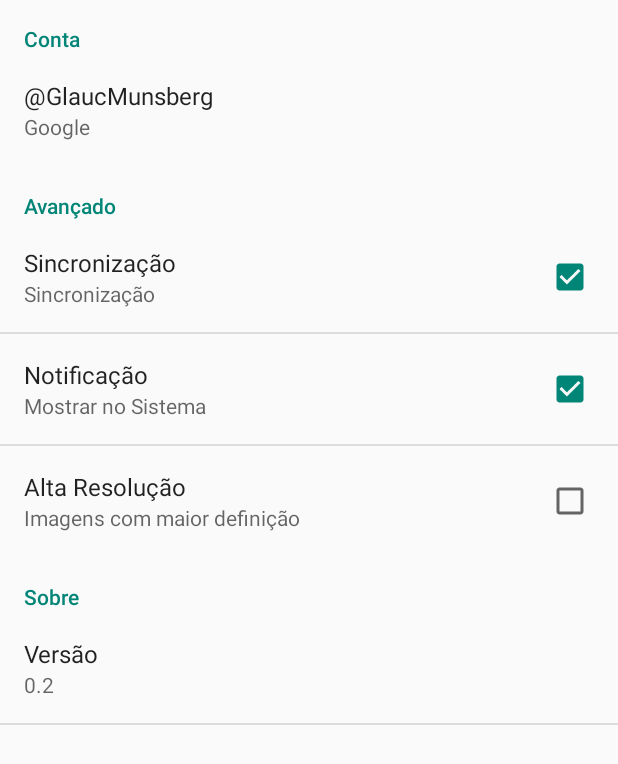
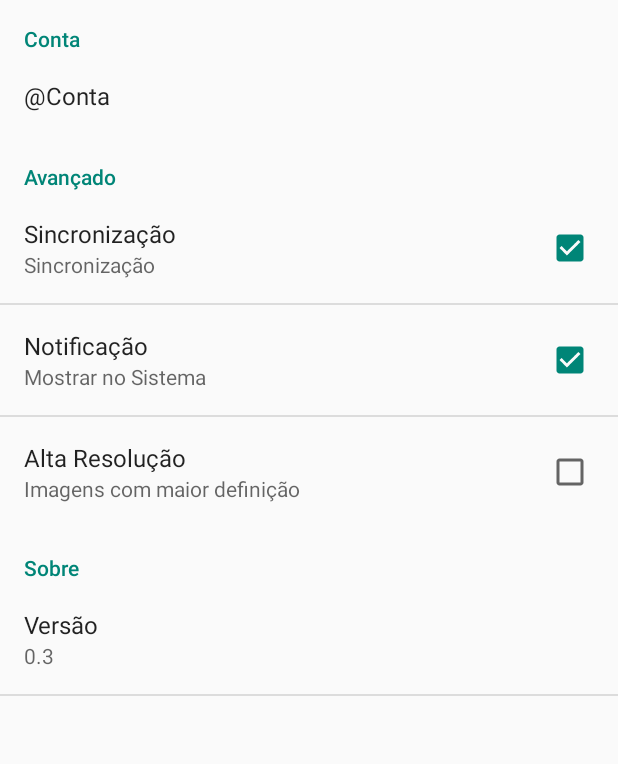
Before and after one commit to glaucomunsberg/mumbai, an Android app: the SettingsActivity screen opened directly, with no data from a screen before it, on a phone screen of 412 x 824 dp. Shown: the top 764 px of the screen. Run offline under Robolectric (Android 15) with nearby library versions, the phone set to English and light mode, and no system bars; 1 statement that could not run was skipped.

Commit message:
Activity:Adding a dinamyc comunication between the classe Mumbai and SettingsActivity, UML:Moving User Class to Util package

```diff
--- a/android/Mumbai/mumbai/src/main/java/com/plataformaparaformal/Mumbai/SettingsActivity.java
+++ b/android/Mumbai/mumbai/src/main/java/com/plataformaparaformal/Mumbai/SettingsActivity.java
@@ -2,6 +2,7 @@ package com.plataformaparaformal.Mumbai;
 
 import android.annotation.TargetApi;
 import android.app.ActionBar;
+import android.app.AlertDialog;
 import android.content.Context;
 import android.content.Intent;
 import android.content.res.Configuration;
@@ -10,6 +11,7 @@ import android.media.RingtoneManager;
 import android.net.Uri;
 import android.os.Build;
 import android.os.Bundle;
+import android.preference.CheckBoxPreference;
 import android.preference.EditTextPreference;
 import android.preference.ListPreference;
 import android.preference.Preference;
@@ -24,6 +26,7 @@ import android.view.MenuItem;
 import android.widget.EditText;
 
 
+import com.plataformaparaformal.Mumbai.services.SocialNetwork;
 import com.plataformaparaformal.Mumbai.util.Mumbai;
 
 import java.util.List;
@@ -49,16 +52,84 @@ public class SettingsActivity extends PreferenceActivity {
 
         this.addPreferencesFromResource(R.xml.activity_settings);
         getActionBar().setTitle(R.string.settings_title);
+
+        /**
+         * Setting the preference of the sistem and the some informations
+         */
+        CheckBoxPreference ckeck = (CheckBoxPreference) findPreference("settings_sync");
+        ckeck.setChecked(mumbai.config.syncAutomatic);
+        ckeck.setOnPreferenceChangeListener(new Preference.OnPreferenceChangeListener() {
+            @Override
+            public boolean onPreferenceChange(Preference preference, Object o) {
+                if(o instanceof Boolean){
+                    mumbai.config.syncAutomatic = (Boolean) o;
+                }
+                return true;
+            }
+        });
+        ckeck = (CheckBoxPreference) findPreference("setting_notification");
+        ckeck.setChecked(mumbai.config.notificationOnScree);
+        ckeck.setOnPreferenceChangeListener(new Preference.OnPreferenceChangeListener() {
+            @Override
+            public boolean onPreferenceChange(Preference preference, Object o) {
+                if(o instanceof Boolean){
+                    mumbai.config.notificationOnScree = (Boolean) o;
+                }
+                return true;
+            }
+        });
+        ckeck = (CheckBoxPreference) findPreference("settings_imgHighResolution");
+        ckeck.setChecked(mumbai.config.seeFullImage);
+        ckeck.setOnPreferenceChangeListener(new Preference.OnPreferenceChangeListener() {
+            @Override
+            public boolean onPreferenceChange(Preference preference, Object o) {
+                if(o instanceof Boolean){
+                    mumbai.config.seeFullImage = (Boolean) o;
+                }
+                return true;
+            }
+        });
+
+        PreferenceScreen preferenceScreen = (PreferenceScreen) findPreference("settings_screenVersion");
+        preferenceScreen.setSummary(mumbai.config.versionName);
+        EditTextPreference editTextPreference = (EditTextPreference) findPreference("settings_version");
+        editTextPreference.setSummary(mumbai.config.versionName);
+        editTextPreference.setEnabled(false);
+        editTextPreference = (EditTextPreference) findPreference("settings_developer");
+        editTextPreference.setSummary(mumbai.config.versionDevelopBy);
+        editTextPreference.setEnabled(false);
+        editTextPreference = (EditTextPreference) findPreference("settings_compilation");
+        editTextPreference.setSummary(mumbai.config.versionCompilation);
+        editTextPreference.setEnabled(false);
+
+        if(!mumbai.user.logged){
+            PreferenceScreen preferenceScreen1 = (PreferenceScreen) findPreference("settings_accountLogged");
+            preferenceScreen1.setTitle(R.string.settings_account);
+            preferenceScreen1.setSummary(mumbai.user.userType.getAccount());
+            switch(mumbai.user.userType){
+                case account_facebook:
+                    editTextPreference = (EditTextPreference) findPreference("setting_accountFacebook");
+                    editTextPreference.setSummary(R.string.settings_accountBound);
+                    break;
+                case account_google:
+                    editTextPreference = (EditTextPreference) findPreference("setting_accountGoogle");
+                    editTextPreference.setSummary(R.string.settings_accountBound);
+                    break;
+                case account_twitter:
+                    editTextPreference = (EditTextPreference) findPreference("settings_accountTwitter");
+                    editTextPreference.setSummary(R.string.settings_accountBound);
+                    break;
+                case account_none:
+                    break;
+            }
+
+        }
+
     }
 
     @Override
     public boolean onOptionsItemSelected(MenuItem item) {
-        if(item.getItemId() == R.id.settings_compilation){
-            item.setEnabled(false);
-            EditText text = (EditText) item;
-            text.setFocusable(false);
-            text.setEnabled(false);
-        }
+
         return super.onOptionsItemSelected(item);
     }
 }
--- a/android/Mumbai/mumbai/src/main/java/com/plataformaparaformal/Mumbai/services/API.java
+++ b/android/Mumbai/mumbai/src/main/java/com/plataformaparaformal/Mumbai/services/API.java
@@ -1,8 +1,8 @@
 package com.plataformaparaformal.Mumbai.services;
 
 import com.plataformaparaformal.Mumbai.util.Config;
+import com.plataformaparaformal.Mumbai.util.User;
 
-import java.lang.reflect.Array;
 import java.util.ArrayList;
 import java.util.Arrays;
 
--- a/android/Mumbai/mumbai/src/main/java/com/plataformaparaformal/Mumbai/services/SocialNetwork.java
+++ b/android/Mumbai/mumbai/src/main/java/com/plataformaparaformal/Mumbai/services/SocialNetwork.java
@@ -2,11 +2,26 @@ package com.plataformaparaformal.Mumbai.services;
 
 public enum SocialNetwork {
 
-	account_google(0), account_facebook(1), account_twitter(2);
+	account_none(0),account_google(1), account_facebook(2), account_twitter(3);
     private int value;
 
     private SocialNetwork(int value){
         this.value = value;
     }
 
+    public String getAccount(){
+        switch (this){
+            case account_facebook:
+                return "Facebook";
+            case account_google:
+                return "Google";
+            case account_twitter:
+                return "Twitter";
+            case account_none:
+                return "";
+            default:
+                return "";
+        }
+    }
+
 }
--- a/android/Mumbai/mumbai/src/main/res/values/strings.xml
+++ b/android/Mumbai/mumbai/src/main/res/values/strings.xml
@@ -10,8 +10,8 @@
     <string name="settings_categoryAccount">Conta</string>
     <string name="settings_categoryAdvance">Avançado</string>
     <string name="settings_categoryAbout">Sobre</string>
-    <string name="settings_accountDefault">\@GlaucMunsberg</string>
-    <string name="settings_accountDefaultType">Google</string>
+    <string name="settings_accountDefault">Criar/Logar Conta</string>
+    <string name="settings_account">\@Conta</string>
     <string name="settings_accounts">Contas</string>
     <string name="settings_sync">Sincronização</string>
     <string name="settings_syncSumm">Automático</string>
@@ -20,17 +20,13 @@
     <string name="settings_highResolution">Alta Resolução</string>
     <string name="settings_highResolutionSumm">Imagens com maior definição</string>
     <string name="settings_aboutVersion">Versão</string>
-    <string name="settings_aboutVersionInt">0.2</string>
     <string name="settings_aboutDeveloper">Developer</string>
-    <string name="settings_aboutDevelopers">Glauco Roberto Munsberg</string>
     <string name="settings_compilation">Compilação</string>
-    <string name="settings_compilationDetail">02/02/2012 21:14 A98eb19Fd0</string>
+    <string name="settings_accountBound">Conta Vinculada</string>
+    <string name="settings_accountNoBound">Sem Vinculo</string>
     <string name="settings_accountGoogle">Google Account</string>
-    <string name="settings_accountGoogleDetail">Conta Vinculada</string>
     <string name="settings_accountFacebook">Facebook Account</string>
-    <string name="settings_accountFacebookDetail">Não Vinculado</string>
     <string name="settings_accountTwitter">Twitter API Account</string>
-    <string name="settings_accountTwitterDetail">Não Vinculado</string>
     <string name="see_title">Detalhes</string>
     <string name="see_subTitle">Cena X</string>
     <string name="see_imageDetail">Imagem Exibição</string>
--- a/android/Mumbai/mumbai/src/main/res/xml/activity_settings.xml
+++ b/android/Mumbai/mumbai/src/main/res/xml/activity_settings.xml
@@ -6,26 +6,29 @@
     <PreferenceCategory
         android:title="@string/settings_categoryAccount">
         <PreferenceScreen
-            android:title="@string/settings_accountDefault"
-            android:summary="@string/settings_accountDefaultType"
+            android:key="settings_accountLogged"
+            android:title="@string/settings_accounts"
+            android:summary="@string/settings_accountNoBound"
             android:persistent="false">
             <EditTextPreference
                 android:id="@+id/setting_accountGoogle"
+                android:key="setting_accountGoogle"
                 android:title="@string/settings_accountGoogle"
-                android:summary="@string/settings_accountGoogleDetail"
+                android:summary="@string/settings_accountNoBound"
                 android:editable="false">
             </EditTextPreference>
             <EditTextPreference
-                android:id="@+id/settings_developer"
+                android:id="@+id/setting_accountFacebook"
+                android:key="setting_accountFacebook"
                 android:title="@string/settings_accountFacebook"
-                android:summary="@string/settings_accountFacebookDetail"
+                android:summary="@string/settings_accountNoBound"
                 android:focusable="false"
                 android:editable="false">
             </EditTextPreference>
             <EditTextPreference
                 android:id="@+id/settings_compilation"
                 android:title="@string/settings_accountTwitter"
-                android:summary="@string/settings_accountTwitterDetail"
+                android:summary="@string/settings_accountNoBound"
                 android:inputType="none"
                 android:editable="false">
             </EditTextPreference>
@@ -34,50 +37,49 @@
     <PreferenceCategory
         android:title="@string/settings_categoryAdvance">
         <CheckBoxPreference
+            android:id="@+id/settings_sync"
             android:key="settings_sync"
             android:title="@string/settings_sync"
             android:summary="@string/settings_sync"
             android:defaultValue="true">
         </CheckBoxPreference>
         <CheckBoxPreference
-            android:key="settings_sync"
+            android:id="@+id/setting_notification"
+            android:key="setting_notification"
             android:title="@string/settings_notif"
             android:summary="@string/settings_notifSumm"
             android:defaultValue="true">
         </CheckBoxPreference>
         <CheckBoxPreference
+            android:id="@+id/settings_imgHighResolution"
             android:key="settings_imgHighResolution"
             android:title="@string/settings_highResolution"
             android:summary="@string/settings_highResolutionSumm"
-            android:defaultValue="false">
+            android:defaultValue="true">
         </CheckBoxPreference>
     </PreferenceCategory>
     <PreferenceCategory
         android:title="@string/settings_categoryAbout">
         <PreferenceScreen
             android:id="@+id/settings_screenVersion"
-            android:title="@string/settings_aboutVersion"
-            android:summary="@string/settings_aboutVersionInt"
-            android:persistent="false">
+            android:key="settings_screenVersion"
+            android:title="@string/settings_aboutVersion">
             <EditTextPreference
                 android:id="@+id/settings_version"
-                android:title="@string/settings_aboutVersion"
-                android:summary="@string/settings_aboutVersionInt"
-                android:editable="false">
+                android:key="settings_version"
+                android:title="@string/settings_aboutVersion">
             </EditTextPreference>
             <EditTextPreference
                 android:id="@+id/settings_developer"
+                android:key="settings_developer"
                 android:title="@string/settings_aboutDeveloper"
-                android:summary="@string/settings_aboutDevelopers"
-                android:focusable="false"
-                android:editable="false">
+                android:focusable="false">
             </EditTextPreference>
             <EditTextPreference
                 android:id="@+id/settings_compilation"
+                android:key="settings_compilation"
                 android:title="@string/settings_compilation"
-                android:summary="@string/settings_compilationDetail"
-                android:inputType="none"
-                android:editable="false">
+                android:inputType="none">
             </EditTextPreference>
         </PreferenceScreen>
     </PreferenceCategory>
```
Also changed, not shown: android/Mumbai/mumbai/src/main/java/com/plataformaparaformal/Mumbai/PrincipalActivity.java (+0 -8 lines), android/Mumbai/mumbai/src/main/java/com/plataformaparaformal/Mumbai/util/Config.java (+10 -1 lines), android/Mumbai/mumbai/src/main/java/com/plataformaparaformal/Mumbai/util/Mumbai.java (+6 -5 lines), android/Mumbai/mumbai/src/main/java/com/plataformaparaformal/Mumbai/util/User.java (renamed from android/Mumbai/mumbai/src/main/java/com/plataformaparaformal/Mumbai/services/User.java, +7 -1 lines).
